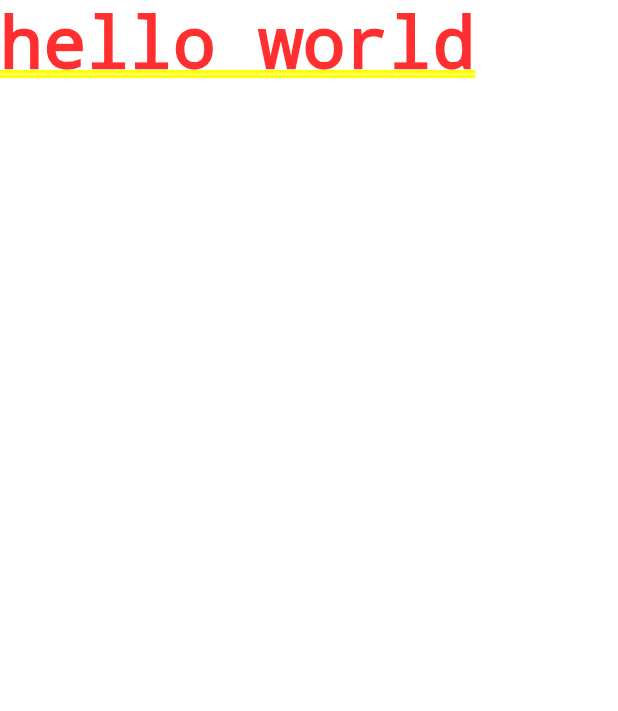
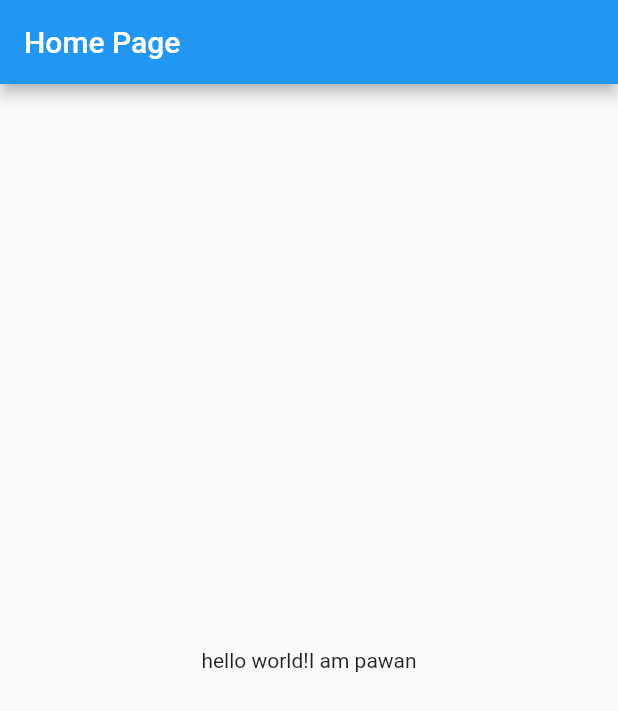
Before and after one commit to PK-PawanKumar/flutter_project, a Flutter app: the screen it shows after launch, on a phone screen of 412 x 824 dp. Shown: the top 711 px of the screen. Run offline on Flutter 3.47's test engine with Material 2 defaults, Android fonts, the phone set to English and light mode, and no system bars.

Commit message:
Chapter-1 end

```diff
--- a/lib/main.dart
+++ b/lib/main.dart
@@ -1,5 +1,22 @@
 import 'package:flutter/material.dart';
 
 void main() {
-  runApp(MaterialApp(home: Text("hello world")));
+  runApp(MyApp());
 }
+
+class MyApp extends StatelessWidget {
+  @override
+  Widget build(BuildContext context) {
+    return MaterialApp(
+      title: "My First App",
+      home: Scaffold(
+        appBar: AppBar(
+          title: const Text("Home Page"),
+        ),
+        body: const Center(
+          child: Text("hello world!I am pawan"),
+        ),
+      ),
+    );
+  }
+}
```
